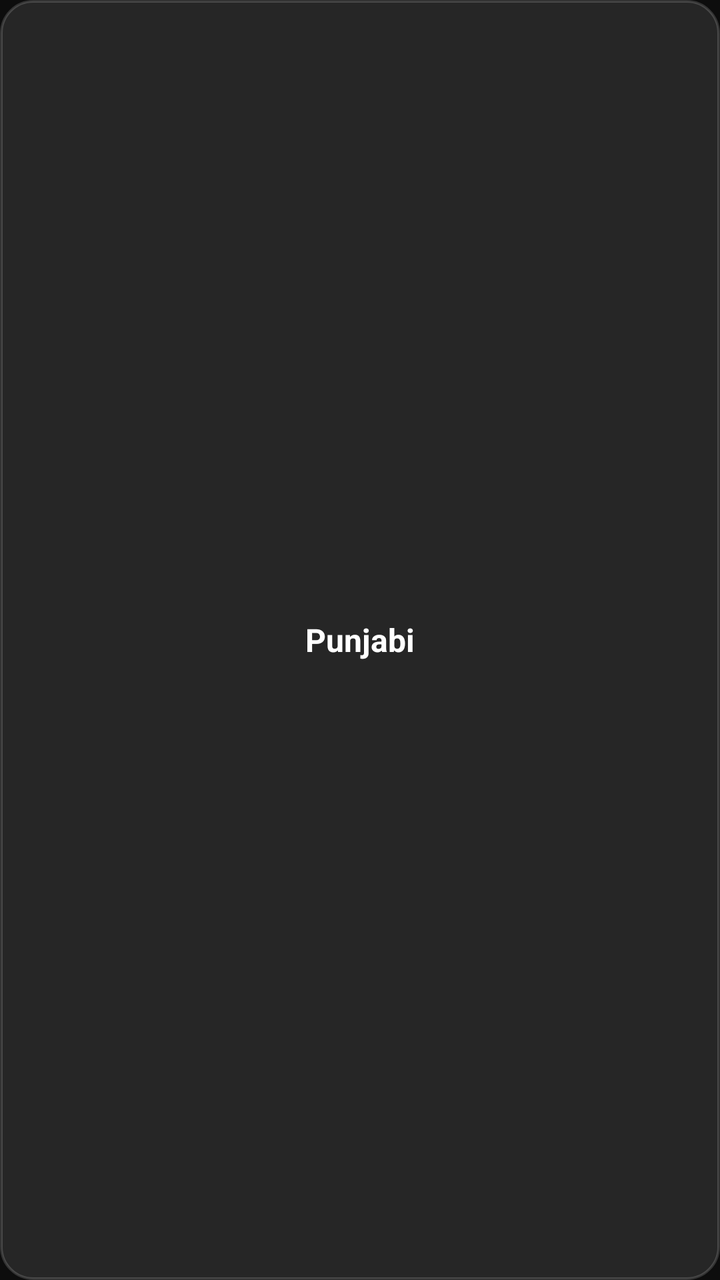
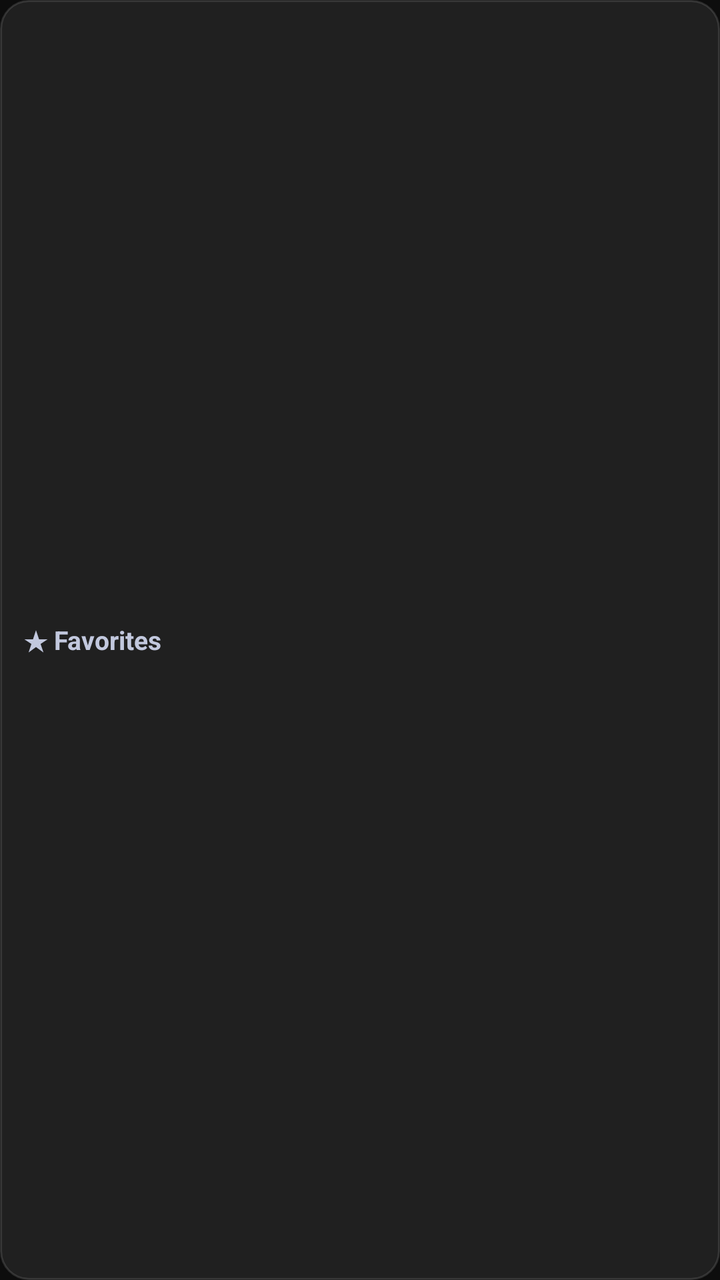

Compare the two renders of this Android layout. The source of the first and the diff that turns it into the second are given below.
<!-- AndroidManifest.xml: application theme Theme.ParentsTV -->
<!-- res/layout/item_category_tab.xml -->
<?xml version="1.0" encoding="utf-8"?>
<TextView xmlns:android="http://schemas.android.com/apk/res/android"
    android:id="@+id/tab_text"
    android:layout_width="wrap_content"
    android:layout_height="wrap_content"
    android:layout_marginStart="4dp"
    android:layout_marginEnd="4dp"
    android:background="@drawable/pill_focus_selector"
    android:clickable="true"
    android:focusable="true"
    android:gravity="center"
    android:paddingStart="18dp"
    android:paddingTop="8dp"
    android:paddingEnd="18dp"
    android:paddingBottom="8dp"
    android:text="Punjabi"
    android:textColor="@color/text_primary"
    android:textSize="16sp"
    android:textStyle="bold" />
<!-- resources referenced by this layout -->
<resources>
  <color name="text_primary">#FFFFFF</color>
  <!-- drawable pill_focus_selector (drawable) -->
  <?xml version="1.0" encoding="utf-8"?>
  <selector xmlns:android="http://schemas.android.com/apk/res/android">
      
      <item android:state_focused="true">
          <shape android:shape="rectangle">
              <corners android:radius="16dp" />
              <solid android:color="#E53935" />
              <stroke android:width="2.5dp" android:color="#FFFFFF" />
          </shape>
      </item>
  
      
      <item android:state_selected="true">
          <shape android:shape="rectangle">
              <corners android:radius="16dp" />
              <solid android:color="#40FFFFFF" />
              <stroke android:width="2dp" android:color="#FF5252" />
          </shape>
      </item>
  
      
      <item>
          <shape android:shape="rectangle">
              <corners android:radius="16dp" />
              <solid android:color="#1AFFFFFF" />
              <stroke android:width="1.2dp" android:color="#28FFFFFF" />
          </shape>
      </item>
  </selector>
  <style name="Theme.ParentsTV" parent="Theme.AppCompat.NoActionBar">
          <item name="android:windowBackground">@color/bg_dark</item>
          <item name="android:colorBackground">@color/bg_dark</item>
          <item name="android:textColorPrimary">@color/text_primary</item>
          <item name="android:windowNoTitle">true</item>
          <item name="android:windowFullscreen">true</item>
          <item name="android:windowContentOverlay">@null</item>
      </style>
  <color name="bg_dark">#0D0D0D</color>
</resources>

<!-- the commit's change to res/layout/item_category_tab.xml (unified diff, before → after) -->
@@ -1,19 +1,21 @@
 <?xml version="1.0" encoding="utf-8"?>
 <TextView xmlns:android="http://schemas.android.com/apk/res/android"
     android:id="@+id/tab_text"
-    android:layout_width="wrap_content"
-    android:layout_height="wrap_content"
-    android:layout_marginStart="4dp"
-    android:layout_marginEnd="4dp"
-    android:background="@drawable/pill_focus_selector"
+    android:layout_width="match_parent"
+    android:layout_height="44dp"
+    android:layout_marginStart="6dp"
+    android:layout_marginTop="3dp"
+    android:layout_marginEnd="6dp"
+    android:layout_marginBottom="3dp"
+    android:background="@drawable/rail_tab_selector"
     android:clickable="true"
+    android:ellipsize="end"
     android:focusable="true"
-    android:gravity="center"
-    android:paddingStart="18dp"
-    android:paddingTop="8dp"
-    android:paddingEnd="18dp"
-    android:paddingBottom="8dp"
-    android:text="Punjabi"
-    android:textColor="@color/text_primary"
-    android:textSize="16sp"
+    android:gravity="center_vertical|start"
+    android:maxLines="1"
+    android:paddingStart="12dp"
+    android:paddingEnd="8dp"
+    android:text="★ Favorites"
+    android:textColor="@color/rail_tab_text_color"
+    android:textSize="13sp"
     android:textStyle="bold" />
<!-- resource entries referenced after the edit -->
@@ -1,36 +1,36 @@
 <!-- resources referenced by this layout -->
 <resources>
-  <color name="text_primary">#FFFFFF</color>
-  <!-- drawable pill_focus_selector (drawable) -->
+  <!-- drawable rail_tab_selector (drawable) -->
   <?xml version="1.0" encoding="utf-8"?>
   <selector xmlns:android="http://schemas.android.com/apk/res/android">
       
       <item android:state_focused="true">
           <shape android:shape="rectangle">
-              <corners android:radius="16dp" />
-              <solid android:color="#E53935" />
-              <stroke android:width="2.5dp" android:color="#FFFFFF" />
+              <corners android:radius="14dp" />
+              <solid android:color="#FFFFFF" />
+              <stroke android:width="1.5dp" android:color="#FFFFFF" />
           </shape>
       </item>
   
       
       <item android:state_selected="true">
           <shape android:shape="rectangle">
-              <corners android:radius="16dp" />
-              <solid android:color="#40FFFFFF" />
-              <stroke android:width="2dp" android:color="#FF5252" />
+              <corners android:radius="14dp" />
+              <solid android:color="#38FFFFFF" />
+              <stroke android:width="1.8dp" android:color="#E53935" />
           </shape>
       </item>
   
       
       <item>
           <shape android:shape="rectangle">
-              <corners android:radius="16dp" />
-              <solid android:color="#1AFFFFFF" />
-              <stroke android:width="1.2dp" android:color="#28FFFFFF" />
+              <corners android:radius="14dp" />
+              <solid android:color="#14FFFFFF" />
+              <stroke android:width="1dp" android:color="#20FFFFFF" />
           </shape>
       </item>
   </selector>
+  <color name="text_primary">#FFFFFF</color>
   <style name="Theme.ParentsTV" parent="Theme.AppCompat.NoActionBar">
           <item name="android:windowBackground">@color/bg_dark</item>
           <item name="android:colorBackground">@color/bg_dark</item>
